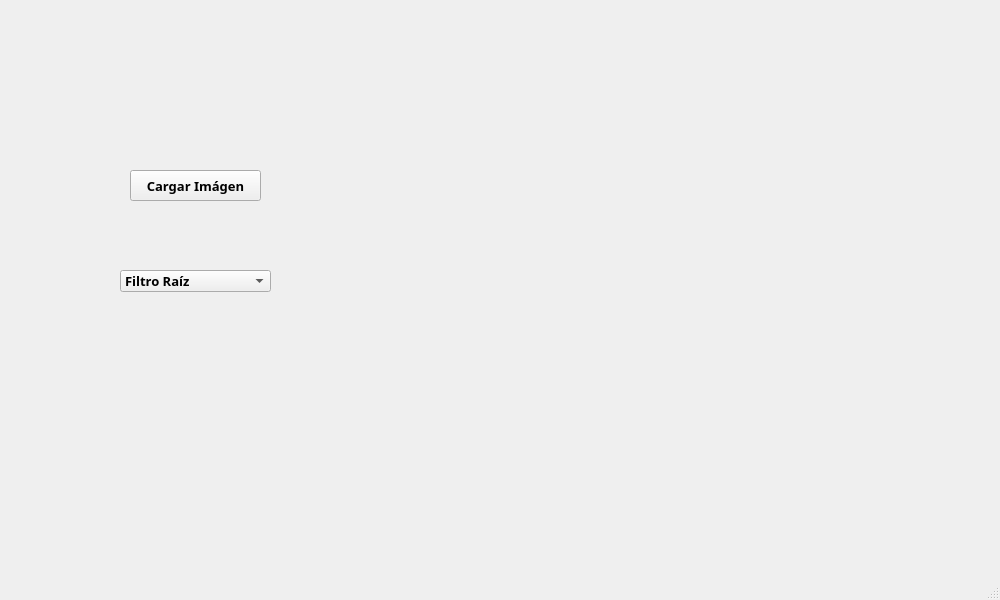
Qt form interfaz.ui (mrevilca31/IPDI-Practica-3-Vilca-Misael) before a commit.
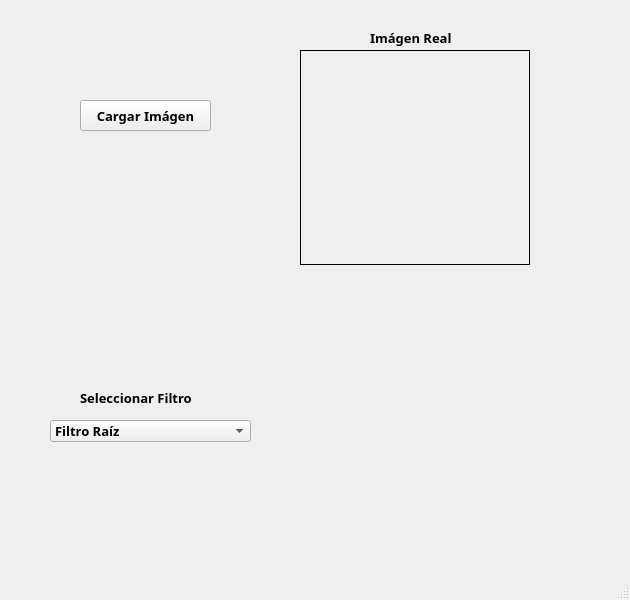
The same form after that commit. Icons and pictures are not drawn.

Diff of the .ui file:
```diff
--- a/interfaz.ui
+++ b/interfaz.ui
@@ -6,7 +6,7 @@
    <rect>
     <x>0</x>
     <y>0</y>
-    <width>1000</width>
+    <width>630</width>
     <height>600</height>
    </rect>
   </property>
@@ -17,7 +17,7 @@
    <widget class="QLabel" name="imgOriginal">
     <property name="geometry">
      <rect>
-      <x>380</x>
+      <x>300</x>
       <y>50</y>
       <width>230</width>
       <height>215</height>
@@ -26,28 +26,12 @@
     <property name="autoFillBackground">
      <bool>false</bool>
     </property>
-    <property name="text">
-     <string/>
+    <property name="frameShape">
+     <enum>QFrame::Box</enum>
     </property>
-    <property name="pixmap">
-     <pixmap>coffee.png</pixmap>
+    <property name="frameShadow">
+     <enum>QFrame::Plain</enum>
     </property>
-    <property name="scaledContents">
-     <bool>true</bool>
-    </property>
-   </widget>
-   <widget class="QLabel" name="histOriginal">
-    <property name="geometry">
-     <rect>
-      <x>660</x>
-      <y>50</y>
-      <width>230</width>
-      <height>215</height>
-     </rect>
-    </property>
-    <property name="autoFillBackground">
-     <bool>false</bool>
-    </property>
     <property name="text">
      <string/>
     </property>
@@ -61,29 +45,7 @@
    <widget class="QLabel" name="imgConFiltro">
     <property name="geometry">
      <rect>
-      <x>380</x>
-      <y>310</y>
-      <width>230</width>
-      <height>215</height>
-     </rect>
-    </property>
-    <property name="autoFillBackground">
-     <bool>false</bool>
-    </property>
-    <property name="text">
-     <string/>
-    </property>
-    <property name="pixmap">
-     <pixmap>coffee.png</pixmap>
-    </property>
-    <property name="scaledContents">
-     <bool>true</bool>
-    </property>
-   </widget>
-   <widget class="QLabel" name="histConFiltro">
-    <property name="geometry">
-     <rect>
-      <x>660</x>
+      <x>300</x>
       <y>310</y>
       <width>230</width>
       <height>215</height>
@@ -105,8 +67,8 @@
    <widget class="QPushButton" name="cargarImagen">
     <property name="geometry">
      <rect>
-      <x>130</x>
-      <y>170</y>
+      <x>80</x>
+      <y>100</y>
       <width>131</width>
       <height>31</height>
      </rect>
@@ -129,9 +91,9 @@
    <widget class="QComboBox" name="comboBox">
     <property name="geometry">
      <rect>
-      <x>120</x>
-      <y>270</y>
-      <width>151</width>
+      <x>50</x>
+      <y>420</y>
+      <width>201</width>
       <height>22</height>
      </rect>
     </property>
@@ -162,6 +124,48 @@
      </property>
     </item>
    </widget>
+   <widget class="QLabel" name="label">
+    <property name="geometry">
+     <rect>
+      <x>370</x>
+      <y>30</y>
+      <width>101</width>
+      <height>16</height>
+     </rect>
+    </property>
+    <property name="font">
+     <font>
+      <family>JetBrains Mono ExtraBold</family>
+      <pointsize>10</pointsize>
+      <weight>75</weight>
+      <bold>true</bold>
+     </font>
+    </property>
+    <property name="text">
+     <string>Imágen Real</string>
+    </property>
+   </widget>
+   <widget class="QLabel" name="label_2">
+    <property name="geometry">
+     <rect>
+      <x>80</x>
+      <y>390</y>
+      <width>151</width>
+      <height>16</height>
+     </rect>
+    </property>
+    <property name="font">
+     <font>
+      <family>JetBrains Mono ExtraBold</family>
+      <pointsize>10</pointsize>
+      <weight>75</weight>
+      <bold>true</bold>
+     </font>
+    </property>
+    <property name="text">
+     <string>Seleccionar Filtro</string>
+    </property>
+   </widget>
   </widget>
   <widget class="QMenuBar" name="menubar">
    <property name="geometry">
```
Left out of the diff: 5 changed lines with no effect on the pictures.
